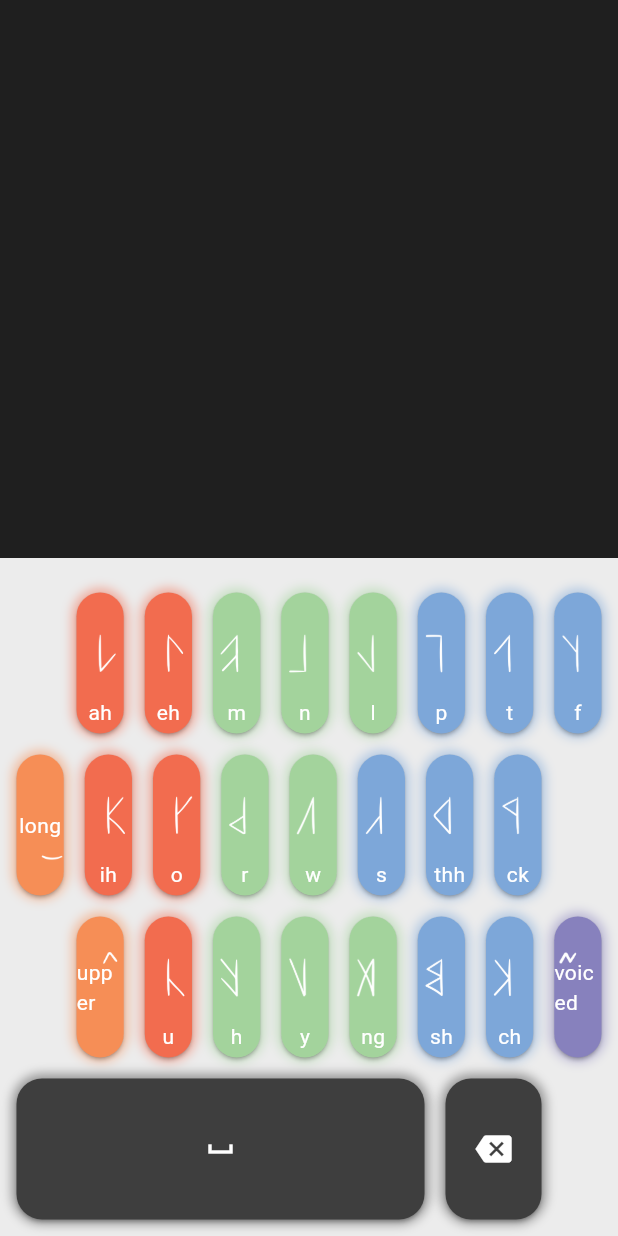
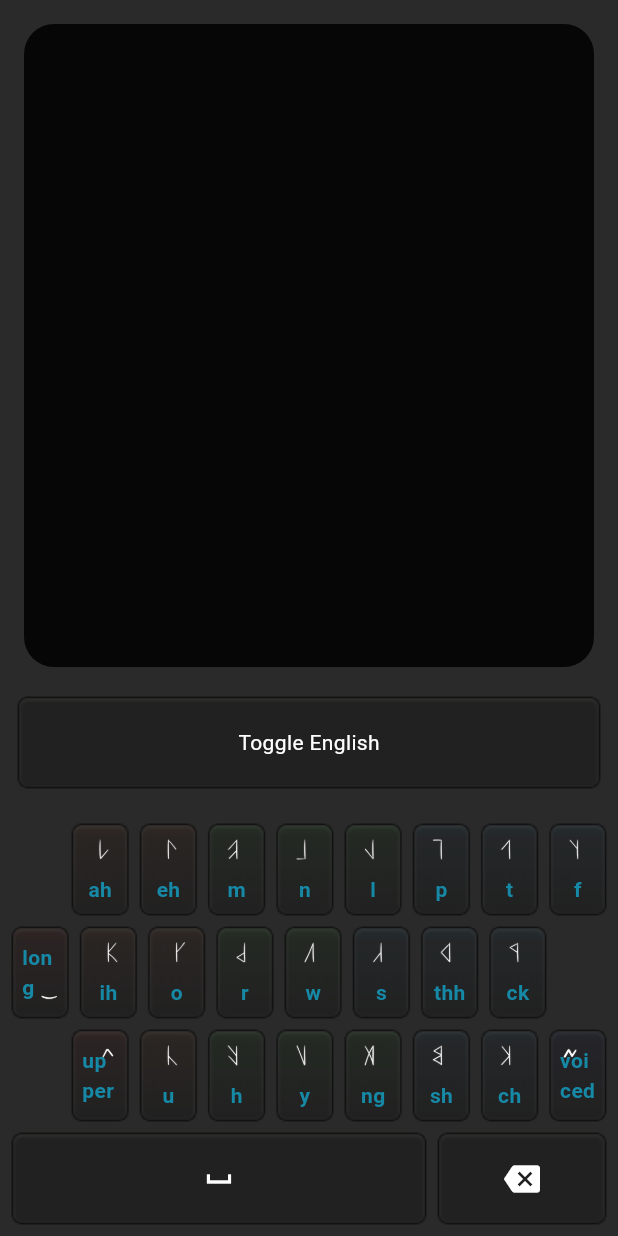
Before and after one commit to mahrib/Glypheo, a Flutter app: the screen it shows after launch, on a phone screen of 412 x 824 dp. Run offline on Flutter 3.47's test engine with Material 3 defaults, Android fonts, the phone set to English and light mode, and no system bars.

Commit message:
style changes, add toggle english button

```diff
--- a/lib/components/buttons/button_content_diacritic.dart
+++ b/lib/components/buttons/button_content_diacritic.dart
@@ -9,14 +9,18 @@ class ButtonContentDiacritic extends StatelessWidget {
     super.key,
     required this.diacritic,
     required this.isActive,
+    required this.showEnglish,
   });
 
   final Diacritic diacritic;
   final bool isActive;
+  final bool showEnglish;
 
   @override
   Widget build(BuildContext context) {
-    return Stack(
+    return Padding(
+      padding: const EdgeInsets.symmetric(horizontal: 8),
+      child: Stack(
         alignment: Alignment.center,
         children: [
           Align(
@@ -24,12 +28,15 @@ class ButtonContentDiacritic extends StatelessWidget {
             child: Container(
               width: 20,
               height: 3,
-            color: isActive ? Colors.black : Colors.transparent,
+              color: isActive ? Color(0xFF1689a7) : Colors.transparent,
             ),
           ),
-        RunicGrapheme(assetString: getDiacriticAsset(diacritic), iconScale: 4),
+          RunicGrapheme(
+              assetString: getDiacriticAsset(diacritic), iconScale: 4),
+          if(showEnglish)
           SinglePhoneme(buttonString: diacritic.name)
         ],
+      ),
     );
   }
 }
--- a/lib/components/buttons/button_content_rune.dart
+++ b/lib/components/buttons/button_content_rune.dart
@@ -5,26 +5,28 @@ import '../../data/runes_definition.dart';
 import '../runes/runic_symbol.dart';
 
 class ButtonContentRune extends StatelessWidget {
-  const ButtonContentRune({super.key, required this.rune});
+  const ButtonContentRune({
+    super.key,
+    required this.rune,
+    required this.showEnglish,
+  });
 
   final Rune rune;
+  final bool showEnglish;
 
   @override
   Widget build(BuildContext context) {
-    return Stack(
-      alignment: Alignment.center,
+    return Column(
       children: [
-        Positioned(
-          left: 4,
-          right: 4,
-          top: 10,
-          bottom: 25,
-          child: Center(child: RunicSymbol(rune: rune)),
+        Expanded(
+          child: Padding(
+            padding: const EdgeInsets.all(8),
+            child: Center(child: RunicSymbol(rune: rune)),
+          ),
         ),
-        Positioned(
-          bottom: 4,
-          child: SinglePhoneme(buttonString: rune.sound.name),
-        )
+        if(showEnglish)
+        SinglePhoneme(buttonString: rune.sound.name),
+        SizedBox(height: 8)
       ],
     );
   }
--- /dev/null
+++ b/lib/components/buttons/button_content_text.dart
@@ -0,0 +1,12 @@
+import 'package:flutter/material.dart';
+
+class ButtonContentText extends StatelessWidget {
+  const ButtonContentText({super.key, required this.buttonText});
+
+  final String buttonText;
+
+  @override
+  Widget build(BuildContext context) {
+    return Center(child: Text(style: TextStyle(color: Colors.white), buttonText));
+  }
+}
--- a/lib/components/buttons/keyboard_button.dart
+++ b/lib/components/buttons/keyboard_button.dart
@@ -1,3 +1,5 @@
+import 'dart:math';
+
 import 'package:flutter/material.dart';
 
 import '../../config/ui_config.dart';
@@ -20,33 +22,26 @@ class KeyboardButton extends StatelessWidget {
 
   @override
   Widget build(BuildContext context) {
-    Color color = getButtonColor(type);
+    final screenWidth = MediaQuery.of(context).size.width;
+    final padding = min(screenWidth / 150, kButtonPadding);
+    final double height = min(screenWidth / 6, 120);
+    final String bg = getButtonBG(type);
 
-    return Padding(
-      padding: const EdgeInsets.all(kButtonPadding),
-      child: SizedBox(
-        width: 70,
-        height: 100,
-        child: InkResponse(
-          onTap: () => onPressed(data),
-          child: Container(
-            decoration: BoxDecoration(
-              borderRadius: BorderRadius.circular(20),
-              boxShadow: [
-                BoxShadow(
-                  color: color.withValues(alpha: 0.5),
-                  spreadRadius: 0,
-                  blurRadius: 5,
-                ),
-              ],            ),
-            child: Card(
-              margin: EdgeInsets.all(3),
-              shape: RoundedRectangleBorder(
-                borderRadius: BorderRadius.circular(17),
-              ),
-              color: color,
-              child: child,
+    return SizedBox(
+      height: height,
+      child: Padding(
+        padding: EdgeInsets.all(padding),
+        child: Container(
+          decoration: BoxDecoration(
+            image: DecorationImage(
+              image: AssetImage(bg),
+              centerSlice: Rect.fromLTRB(10, 10, 20, 20),
+              fit: BoxFit.fill,
             ),
+          ),
+          child: InkResponse(
+            onTap: () => onPressed(data),
+            child: child,
           ),
         ),
       ),
--- a/lib/components/runes/runic_display.dart
+++ b/lib/components/runes/runic_display.dart
@@ -6,27 +6,44 @@ import '../../data/graphemes.dart';
 import '../../data/runes_definition.dart';
 
 class RunicDisplay extends StatelessWidget {
-  const RunicDisplay({super.key, required this.runes});
+  const RunicDisplay({
+    super.key,
+    required this.runes,
+    required this.showEnglish,
+  });
 
   final List<Rune> runes;
+  final bool showEnglish;
 
   @override
   Widget build(BuildContext context) {
     var words = combineWords(runes);
 
-    return Container(
-      height: 150,
-      color: kDisplayBG,
+    return Expanded(
       child: Padding(
         padding: const EdgeInsets.all(16),
+        child: Container(
+          decoration: BoxDecoration(
+            color: kDisplayBG,
+            borderRadius: BorderRadius.circular(20),
+          ),
+          child: Padding(
+            padding: const EdgeInsets.all(32),
             child: SingleChildScrollView(
-
               child: Wrap(
                 spacing: 20,
                 runSpacing: 20,
                 runAlignment: WrapAlignment.center,
                 alignment: WrapAlignment.center,
-            children: [for (var word in words) RunicWord(word: word)],
+                children: [
+                  for (var word in words)
+                    RunicWord(
+                      word: word,
+                      showEnglish: showEnglish,
+                    )
+                ],
+              ),
+            ),
           ),
         ),
       ),
--- a/lib/components/runes/runic_symbol.dart
+++ b/lib/components/runes/runic_symbol.dart
@@ -14,9 +14,10 @@ class RunicSymbol extends StatelessWidget {
   Widget build(BuildContext context) {
     return Stack(
       children: [
-        RunicGrapheme(assetString: getGraphemeAssetFromRune(rune), iconScale: 3,),
+        RunicGrapheme(
+            assetString: getGraphemeAssetFromRune(rune), iconScale: 3),
         if (rune.diacritic != Diacritic.none)
-          RunicGrapheme(assetString: getDiacriticFromRune(rune), iconScale: 3,),
+          RunicGrapheme(assetString: getDiacriticFromRune(rune), iconScale: 3),
       ],
     );
   }
--- a/lib/components/runes/runic_word.dart
+++ b/lib/components/runes/runic_word.dart
@@ -5,9 +5,14 @@ import 'package:glyph_o_matic/components/runes/runic_strikethrough.dart';
 import 'package:glyph_o_matic/data/runes_definition.dart';
 
 class RunicWord extends StatelessWidget {
-  const RunicWord({super.key, required this.word});
+  const RunicWord({
+    super.key,
+    required this.word,
+    required this.showEnglish,
+  });
 
   final RuneWord word;
+  final bool showEnglish;
 
   @override
   Widget build(BuildContext context) {
@@ -34,6 +39,7 @@ class RunicWord extends StatelessWidget {
           ),
         ]),
         SizedBox(height: 16),
+        if(showEnglish)
         EnglishDisplay(word: word)
       ],
     );
--- a/lib/components/runic_keyboard.dart
+++ b/lib/components/runic_keyboard.dart
@@ -16,12 +16,15 @@ class RunicKeyboard extends StatefulWidget {
     required this.onSpacePressed,
     required this.onBackspacePressed,
     required this.onClearPressed,
+    required this.showEnglish,
   });
 
   final Function(Rune) onRunePressed;
   final Function() onSpacePressed;
   final Function() onBackspacePressed;
   final Function() onClearPressed;
+
+  final bool showEnglish;
 
   @override
   State<RunicKeyboard> createState() => _RunicKeyboardState();
@@ -32,33 +35,46 @@ class _RunicKeyboardState extends State<RunicKeyboard> {
 
   @override
   Widget build(BuildContext context) {
-    return Padding(
+    return Center(
+      child: ConstrainedBox(
+        constraints: BoxConstraints(maxWidth: 1000),
+        child: Padding(
           padding: const EdgeInsets.only(left: 4, right: 4, bottom: 4, top: 16),
           child: Column(
-        crossAxisAlignment: CrossAxisAlignment.stretch,
+            crossAxisAlignment: CrossAxisAlignment.center,
+            mainAxisAlignment: MainAxisAlignment.center,
+            mainAxisSize: MainAxisSize.min,
             children: [
               Row(
-            mainAxisAlignment: MainAxisAlignment.spaceAround,
+                mainAxisAlignment: MainAxisAlignment.center,
+                mainAxisSize: MainAxisSize.min,
                 children: [
                   SizedBox(width: 40),
-              for (var button in getTopRow()) Expanded(child: constructKeyboardButton(button))
+                  for (var button in getTopRow())
+                    Expanded(child: constructKeyboardButton(button))
                 ],
               ),
               Row(
-            mainAxisAlignment: MainAxisAlignment.spaceAround,
+                mainAxisAlignment: MainAxisAlignment.center,
+                mainAxisSize: MainAxisSize.min,
                 children: [
-              for (var button in getMiddleRow()) Expanded(child: constructKeyboardButton(button)),
+                  for (var button in getMiddleRow())
+                    Expanded(child: constructKeyboardButton(button)),
                   SizedBox(width: 40),
                 ],
               ),
               Row(
-            mainAxisAlignment: MainAxisAlignment.spaceAround,
+                mainAxisAlignment: MainAxisAlignment.center,
+                mainAxisSize: MainAxisSize.min,
                 children: [
                   SizedBox(width: 40),
-              for (var button in getBottomRow()) Expanded(child: constructKeyboardButton(button))
+                  for (var button in getBottomRow())
+                    Expanded(child: constructKeyboardButton(button))
                 ],
               ),
               Row(
+                mainAxisAlignment: MainAxisAlignment.center,
+                mainAxisSize: MainAxisSize.min,
                 children: [
                   Expanded(
                     child: KeyboardButton(
@@ -66,14 +82,18 @@ class _RunicKeyboardState extends State<RunicKeyboard> {
                         type: KeyboardButtonType.space,
                         child: ButtonContentIcon(buttonIcon: Icons.space_bar)),
                   ),
-              KeyboardButton(
+                  SizedBox(
+                    width: 120,
+                    child: KeyboardButton(
                         onPressed: (d) => widget.onBackspacePressed(),
                         type: KeyboardButtonType.backspace,
                         child: ButtonContentIcon(buttonIcon: Icons.backspace)),
-              SizedBox(width: 40),
+                  ),
                 ],
               ),
             ],
+          ),
+        ),
       ),
     );
   }
@@ -90,6 +110,7 @@ class _RunicKeyboardState extends State<RunicKeyboard> {
             type: button.type,
             child: ButtonContentRune(
               rune: runeFromGraphemeAndDiacritic(grapheme, _diacritic),
+              showEnglish: widget.showEnglish,
             ));
 
       case KeyboardButtonType.vDiacritic:
@@ -102,11 +123,14 @@ class _RunicKeyboardState extends State<RunicKeyboard> {
             child: ButtonContentDiacritic(
               diacritic: diacritic,
               isActive: _diacritic == diacritic,
+              showEnglish: widget.showEnglish,
             ));
 
       case KeyboardButtonType.space:
       case KeyboardButtonType.backspace:
         return Placeholder();
+      case KeyboardButtonType.other:
+        throw UnimplementedError();
     }
   }
 
--- /dev/null
+++ b/lib/components/settings.dart
@@ -0,0 +1,23 @@
+import 'package:flutter/material.dart';
+
+import '../data/keyboard_definition.dart';
+import 'buttons/button_content_text.dart';
+import 'buttons/keyboard_button.dart';
+
+class Settings extends StatelessWidget {
+  const Settings({super.key, required this.onEnglishToggled});
+
+  final Function() onEnglishToggled;
+
+  @override
+  Widget build(BuildContext context) {
+    return Padding(
+      padding: const EdgeInsets.symmetric(horizontal: 8),
+      child: KeyboardButton(
+        type: KeyboardButtonType.other,
+        onPressed: (e) => onEnglishToggled(),
+        child: ButtonContentText(buttonText: "Toggle English"),
+      ),
+    );
+  }
+}
--- a/lib/components/single_phoneme.dart
+++ b/lib/components/single_phoneme.dart
@@ -15,7 +15,7 @@ class SinglePhoneme extends StatelessWidget {
     }
     return Text(
       buttonString,
-      style: TextStyle(color: Colors.white),
+      style: TextStyle(color: Color(0xFF1689a7), fontWeight: FontWeight.bold),
     );
   }
 }
--- a/lib/config/ui_config.dart
+++ b/lib/config/ui_config.dart
@@ -1,11 +1,9 @@
-import 'dart:ui';
-
 import 'package:flutter/material.dart';
 
 import '../data/keyboard_definition.dart';
 
 //layout
-const double kButtonPadding = 4;
+const double kButtonPadding = 8;
 
 //colors
 
@@ -15,10 +13,14 @@ const kLightBG = Color(0xFFdedede);
 const kLightKeyboardBG = Color(0xFFececec);
 const kLightKeyContent = Color(0xFFf0c7bf);
 
+//dark keyboard
+
+const kDarkBG = Color(0xFF2a2a2a);
+
 const kDisplayBG = Colors.black87;
 
-const kVowel = Color(0xFFf26c4f);
-const kVowelDiacritic = Color(0xFFf68e56);
+const kVowel = Color(0xff2f2622);
+const kVowelDiacritic = Color(0xff2c2723);
 
 const kConsonantSingle = Color(0xFFa3d39c);
 
@@ -40,3 +42,18 @@ Map<KeyboardButtonType, Color> keyboardButtonColors = {
 Color getButtonColor(KeyboardButtonType type) {
   return keyboardButtonColors[type]!;
 }
+
+Map<KeyboardButtonType, String> keyboardButtonBG = {
+  KeyboardButtonType.vRune: "assets/ui/vowel.png",
+  KeyboardButtonType.csRune: "assets/ui/single.png",
+  KeyboardButtonType.cvRune: "assets/ui/voicable.png",
+  KeyboardButtonType.vDiacritic: "assets/ui/vDiacritic.png",
+  KeyboardButtonType.cDiacritic: "assets/ui/cDiacritic.png",
+  KeyboardButtonType.space: "assets/ui/other.png",
+  KeyboardButtonType.backspace: "assets/ui/other.png",
+  KeyboardButtonType.other: "assets/ui/other.png",
+};
+
+String getButtonBG(KeyboardButtonType type) {
+  return keyboardButtonBG[type]!;
+}
--- a/lib/data/keyboard_definition.dart
+++ b/lib/data/keyboard_definition.dart
@@ -3,7 +3,7 @@ import 'package:flutter/material.dart';
 import 'diacritics.dart';
 import 'graphemes.dart';
 
-enum KeyboardButtonType { vRune, csRune, cvRune, vDiacritic, cDiacritic, space, backspace }
+enum KeyboardButtonType { vRune, csRune, cvRune, vDiacritic, cDiacritic, space, backspace, other }
 
 class KeyboardButtonDef {
   final KeyboardButtonType type;
--- a/lib/screens/translation.dart
+++ b/lib/screens/translation.dart
@@ -1,6 +1,7 @@
 import 'package:flutter/material.dart';
 import 'package:glyph_o_matic/components/runes/runic_display.dart';
 import 'package:glyph_o_matic/components/runic_keyboard.dart';
+import 'package:glyph_o_matic/components/settings.dart';
 import 'package:glyph_o_matic/data/phonemes.dart';
 
 import '../config/ui_config.dart';
@@ -16,17 +17,20 @@ class Translation extends StatefulWidget {
 
 class _TranslationState extends State<Translation> {
   List<Rune> runes = [];
+  bool showEnglish = true;
 
   @override
   Widget build(BuildContext context) {
     return Scaffold(
-      backgroundColor: kLightKeyboardBG,
+      backgroundColor: kDarkBG,
       body: SafeArea(
           child: Column(
         crossAxisAlignment: CrossAxisAlignment.stretch,
         children: [
-          Expanded(child: RunicDisplay(runes: runes)),
+          RunicDisplay(runes: runes, showEnglish: showEnglish),
+          Settings(onEnglishToggled: () => toggleEnglish()),
           RunicKeyboard(
+            showEnglish: showEnglish,
             onRunePressed: (rune) => addRune(rune),
             onSpacePressed: () => space(),
             onBackspacePressed: () => backspace(),
@@ -66,4 +70,10 @@ class _TranslationState extends State<Translation> {
       runes.clear();
     });
   }
+
+  void toggleEnglish() {
+    setState(() {
+      showEnglish = !showEnglish;
+    });
+  }
 }
--- a/pubspec.yaml
+++ b/pubspec.yaml
@@ -67,6 +67,7 @@ flutter:
     - assets/graphemes/diacritics/
     - assets/graphemes/punctuation/
     - assets/graphemes/vowels/
+    - assets/ui/
 
   # An image asset can refer to one or more resolution-specific "variants", see
   # https://flutter.dev/to/resolution-aware-images
```
Also changed, not shown: assets/ui/cDiacritic.png (added), assets/ui/other.png (added), assets/ui/single.png (added), assets/ui/vDiacritic.png (added), assets/ui/voicable.png (added), assets/ui/vowel.png (added). Lines whose indentation alone changed are shown as unchanged.
